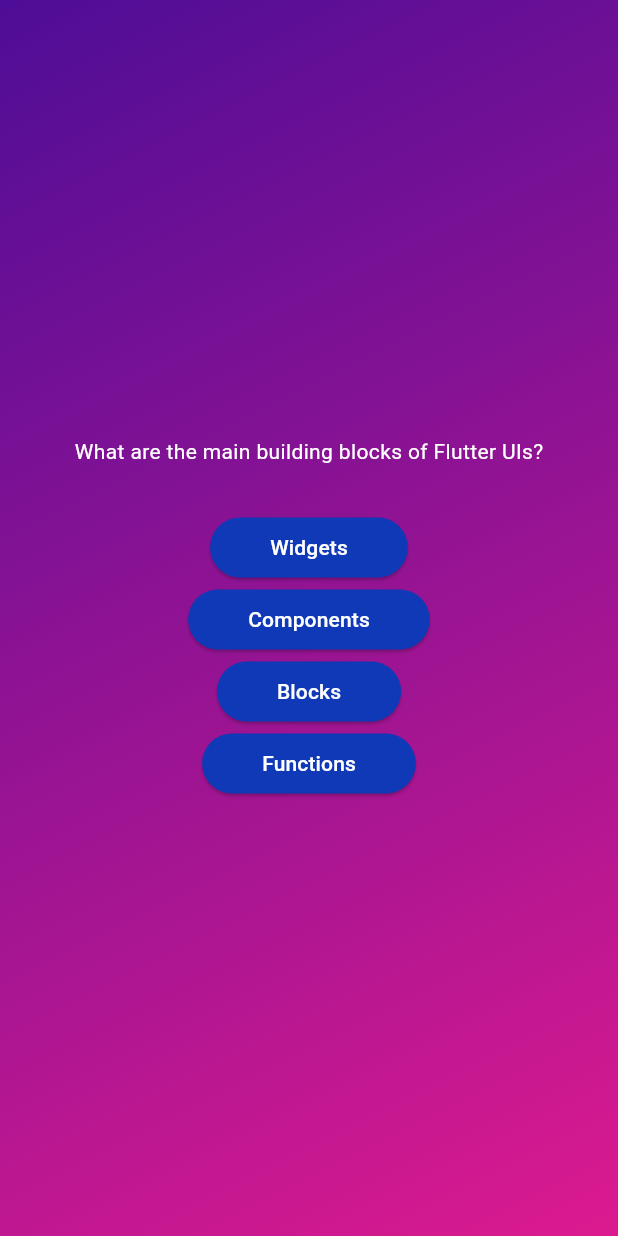
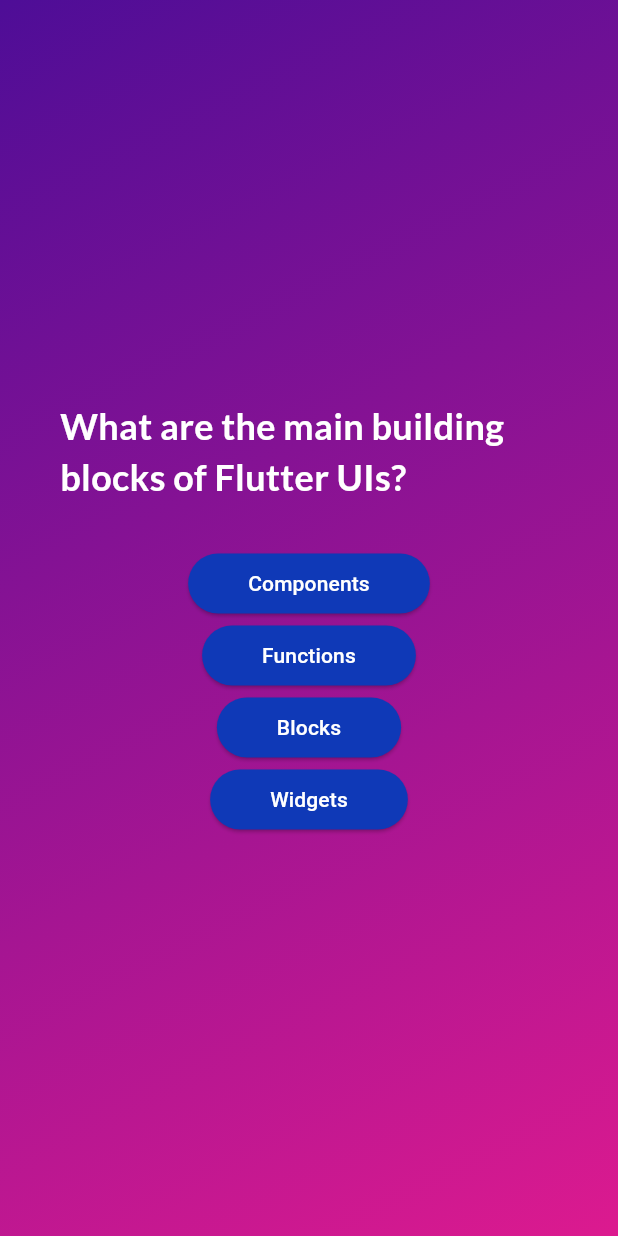
Before and after one commit to gbhavya37/QuizApp, a Flutter app: the screen it shows after launch, after a tap on "Start Quiz", on a phone screen of 412 x 824 dp. Run offline on Flutter 3.47's test engine with Material 3 defaults, Android fonts, the phone set to English and light mode, and no system bars; our stand-ins replace google_fonts.

```diff
--- a/lib/answerbutton.dart
+++ b/lib/answerbutton.dart
@@ -20,7 +20,7 @@ class AnswerButton extends StatelessWidget {
         foregroundColor: Colors.white,
         shape: RoundedRectangleBorder(borderRadius: BorderRadius.circular(40)),
       ),
-      child: Text(answerText),
+      child: Text(answerText, textAlign: TextAlign.center),
     );
   }
 }
--- a/lib/data/quest.dart
+++ b/lib/data/quest.dart
@@ -1,4 +1,4 @@
-import 'package:quizapp/model/optionButton.dart';
+import 'package:quizapp/model/optionbutton.dart';
 
 const questions = [
   QuizQuestion('What are the main building blocks of Flutter UIs?', [
--- a/lib/model/optionButton.dart
+++ b/lib/model/optionButton.dart
@@ -3,4 +3,10 @@ class QuizQuestion {
 
   final String text;
   final List<String> answers;
+
+  List<String> getShuffledAnswers() {
+    final shuffledList = List.of(answers);
+    shuffledList.shuffle();
+    return shuffledList;
+  }
 }
--- a/lib/question_on_screen.dart
+++ b/lib/question_on_screen.dart
@@ -1,9 +1,12 @@
 import 'package:flutter/material.dart';
 import 'package:quizapp/answerbutton.dart';
 import 'package:quizapp/data/quest.dart';
+import 'package:google_fonts/google_fonts.dart';
 
 class ChangeQuestion extends StatefulWidget {
-  const ChangeQuestion({super.key});
+  const ChangeQuestion({super.key, required this.onSelectAnswer});
+
+  final void Function(String answer) onSelectAnswer;
 
   @override
   State<ChangeQuestion> createState() {
@@ -12,24 +15,45 @@ class ChangeQuestion extends StatefulWidget {
 }
 
 class Question extends State<ChangeQuestion> {
+  var currentQuestionIndex = 0;
+
+  void answerQuestion(String selectedAnswer) {
+    widget.onSelectAnswer(selectedAnswer);
+    setState(() {
+      currentQuestionIndex++;
+    });
+  }
+
   @override
   Widget build(context) {
-    final currentQuestion = questions[0];
+    final currentQuestion = questions[currentQuestionIndex];
 
     return SizedBox(
       width: double.infinity,
+      child: Container(
+        margin: const EdgeInsets.all(40),
         child: Column(
           mainAxisAlignment: MainAxisAlignment.center,
           children: [
             Text(
               currentQuestion.text,
-            style: const TextStyle(color: Colors.white),
+              style: GoogleFonts.lato(
+                color: Colors.white,
+                fontSize: 24,
+                fontWeight: FontWeight.bold,
+              ),
             ),
             const SizedBox(height: 30),
-          ...currentQuestion.answers.map((answer) {
-            return AnswerButton(answerText: answer, onTap: () {});
+            ...currentQuestion.getShuffledAnswers().map((answer) {
+              return AnswerButton(
+                answerText: answer,
+                onTap: () {
+                  answerQuestion(answer);
+                },
+              );
             }),
           ],
+        ),
       ),
     );
   }
--- a/lib/quiz.dart
+++ b/lib/quiz.dart
@@ -2,6 +2,8 @@ import 'package:flutter/material.dart';
 
 import 'package:quizapp/start_screen.dart';
 import 'package:quizapp/question_on_screen.dart';
+import 'package:quizapp/result_screen.dart';
+import 'package:quizapp/data/quest.dart';
 
 class Quiz extends StatefulWidget {
   const Quiz({super.key});
@@ -13,10 +15,28 @@ class Quiz extends StatefulWidget {
 }
 
 class _QuizState extends State<Quiz> {
+  List<String> selectedAnswers = [];
   var activeScreen = 'start-screen';
 
   void switchScreen() {
     setState(() {
+      activeScreen = 'questions-screen';
+    });
+  }
+
+  void chooseAnswer(String answer) {
+    selectedAnswers.add(answer);
+
+    if (selectedAnswers.length == questions.length) {
+      setState(() {
+        activeScreen = 'results-screen';
+      });
+    }
+  }
+
+  void restartQuiz() {
+    setState(() {
+      selectedAnswers = [];
       activeScreen = 'questions-screen';
     });
   }
@@ -26,9 +46,14 @@ class _QuizState extends State<Quiz> {
     Widget screenWidget = StartScreen(switchScreen);
 
     if (activeScreen == 'questions-screen') {
-      screenWidget = const ChangeQuestion();
+      screenWidget = ChangeQuestion(onSelectAnswer: chooseAnswer);
     }
-
+    if (activeScreen == 'results-screen') {
+      screenWidget = ResultsScreen(
+        chosenAnswers: selectedAnswers,
+        onRestart: restartQuiz,
+      );
+    }
     return MaterialApp(
       home: Scaffold(
         body: Container(
--- a/lib/start_screen.dart
+++ b/lib/start_screen.dart
@@ -1,4 +1,5 @@
 import 'package:flutter/material.dart';
+import 'package:google_fonts/google_fonts.dart';
 
 class StartScreen extends StatelessWidget {
   const StartScreen(this.startQuiz, {super.key});
@@ -7,9 +8,7 @@ class StartScreen extends StatelessWidget {
 
   @override
   Widget build(context) {
-    return Scaffold(
-      backgroundColor: const Color.fromARGB(255, 222, 160, 17),
-      body: Center(
+    return Center(
       child: Column(
         mainAxisSize: MainAxisSize.min,
         children: [
@@ -21,9 +20,9 @@ class StartScreen extends StatelessWidget {
 
           const SizedBox(height: 80),
 
-            const Text(
+          Text(
             'Learn Flutter',
-              style: TextStyle(color: Colors.white, fontSize: 24),
+            style: GoogleFonts.lato(color: Colors.white, fontSize: 24),
           ),
           const SizedBox(height: 30),
 
@@ -35,7 +34,6 @@ class StartScreen extends StatelessWidget {
           ),
         ],
       ),
-      ),
     );
   }
 }
```
Also changed, not shown: lib/quest_summary/question_identifier.dart (added, +37 -0 lines), lib/quest_summary/questionsummary.dart (added, +23 -0 lines), lib/quest_summary/summaryitem.dart (added, +58 -0 lines), lib/result_screen.dart (added, +70 -0 lines), 1 other file. Lines whose indentation alone changed are shown as unchanged.
